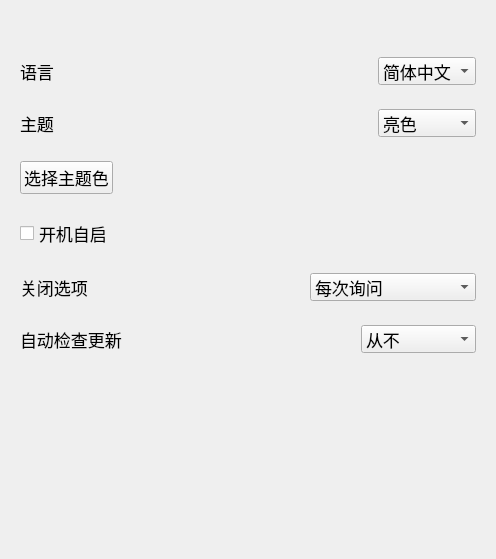
This is resource/ui/settings_ui.ui in darkmatter2048/WindowsCleaner as Qt 5 draws it before an edit. The edited form follows.
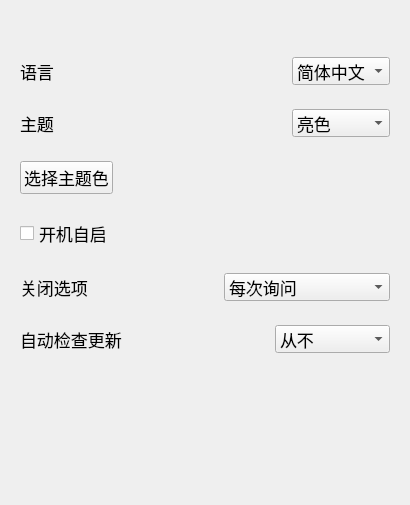
This is the edited form. Custom widgets are drawn as their Qt base class.

Diff of the .ui file:
```diff
--- a/resource/ui/settings_ui.ui
+++ b/resource/ui/settings_ui.ui
@@ -6,8 +6,8 @@
    <rect>
     <x>0</x>
     <y>0</y>
-    <width>496</width>
-    <height>559</height>
+    <width>410</width>
+    <height>505</height>
    </rect>
   </property>
   <property name="windowTitle">
@@ -16,6 +16,11 @@
   <layout class="QGridLayout" name="gridLayout_7">
    <item row="2" column="1">
     <widget class="CardWidget" name="widget_5" native="true">
+     <property name="font">
+      <font>
+       <family>Microsoft YaHei UI</family>
+      </font>
+     </property>
      <layout class="QGridLayout" name="gridLayout_5">
       <item row="0" column="0">
        <layout class="QHBoxLayout" name="horizontalLayout_10">
@@ -33,6 +38,11 @@
         </item>
         <item>
          <spacer name="horizontalSpacer_10">
+          <property name="font">
+           <font>
+            <family>Microsoft YaHei UI</family>
+           </font>
+          </property>
           <property name="orientation">
            <enum>Qt::Horizontal</enum>
           </property>
@@ -48,6 +58,7 @@
          <widget class="ComboBox" name="comboBox_7">
           <property name="font">
            <font>
+            <family>Microsoft YaHei UI</family>
             <pointsize>13</pointsize>
            </font>
           </property>
@@ -75,6 +86,11 @@
    </item>
    <item row="3" column="1">
     <widget class="CardWidget" name="widget_4" native="true">
+     <property name="font">
+      <font>
+       <family>Microsoft YaHei UI</family>
+      </font>
+     </property>
      <layout class="QGridLayout" name="gridLayout_4">
       <item row="0" column="0">
        <layout class="QHBoxLayout" name="horizontalLayout_12">
@@ -105,6 +121,11 @@
         </item>
         <item>
          <spacer name="horizontalSpacer_12">
+          <property name="font">
+           <font>
+            <family>Microsoft YaHei UI</family>
+           </font>
+          </property>
           <property name="orientation">
            <enum>Qt::Horizontal</enum>
           </property>
@@ -123,6 +144,11 @@
    </item>
    <item row="4" column="1">
     <widget class="CardWidget" name="widget_3" native="true">
+     <property name="font">
+      <font>
+       <family>Microsoft YaHei UI</family>
+      </font>
+     </property>
      <layout class="QGridLayout" name="gridLayout_3">
       <item row="0" column="0">
        <layout class="QHBoxLayout" name="horizontalLayout_7">
@@ -140,6 +166,11 @@
         </item>
         <item>
          <spacer name="horizontalSpacer_7">
+          <property name="font">
+           <font>
+            <family>Microsoft YaHei UI</family>
+           </font>
+          </property>
           <property name="orientation">
            <enum>Qt::Horizontal</enum>
           </property>
@@ -158,6 +189,11 @@
    </item>
    <item row="5" column="1">
     <widget class="CardWidget" name="widget_2" native="true">
+     <property name="font">
+      <font>
+       <family>Microsoft YaHei UI</family>
+      </font>
+     </property>
      <layout class="QGridLayout" name="gridLayout_2">
       <item row="0" column="0">
        <layout class="QHBoxLayout" name="horizontalLayout_8">
@@ -175,6 +211,11 @@
         </item>
         <item>
          <spacer name="horizontalSpacer_8">
+          <property name="font">
+           <font>
+            <family>Microsoft YaHei UI</family>
+           </font>
+          </property>
           <property name="orientation">
            <enum>Qt::Horizontal</enum>
           </property>
@@ -190,6 +231,7 @@
          <widget class="ComboBox" name="comboBox_5">
           <property name="font">
            <font>
+            <family>Microsoft YaHei UI</family>
             <pointsize>13</pointsize>
            </font>
           </property>
@@ -217,6 +259,11 @@
    </item>
    <item row="6" column="1">
     <widget class="CardWidget" name="widget" native="true">
+     <property name="font">
+      <font>
+       <family>Microsoft YaHei UI</family>
+      </font>
+     </property>
      <layout class="QGridLayout" name="gridLayout">
       <item row="0" column="0">
        <layout class="QHBoxLayout" name="horizontalLayout_9">
@@ -234,6 +281,11 @@
         </item>
         <item>
          <spacer name="horizontalSpacer_9">
+          <property name="font">
+           <font>
+            <family>Microsoft YaHei UI</family>
+           </font>
+          </property>
           <property name="orientation">
            <enum>Qt::Horizontal</enum>
           </property>
@@ -249,6 +301,7 @@
          <widget class="ComboBox" name="comboBox_6">
           <property name="font">
            <font>
+            <family>Microsoft YaHei UI</family>
             <pointsize>13</pointsize>
            </font>
           </property>
@@ -276,6 +329,11 @@
    </item>
    <item row="7" column="1">
     <spacer name="verticalSpacer">
+     <property name="font">
+      <font>
+       <family>Microsoft YaHei UI</family>
+      </font>
+     </property>
      <property name="orientation">
       <enum>Qt::Vertical</enum>
      </property>
@@ -289,6 +347,11 @@
    </item>
    <item row="1" column="1">
     <widget class="CardWidget" name="widget_6" native="true">
+     <property name="font">
+      <font>
+       <family>Microsoft YaHei UI</family>
+      </font>
+     </property>
      <layout class="QGridLayout" name="gridLayout_6">
       <item row="0" column="0">
        <layout class="QHBoxLayout" name="horizontalLayout_11">
@@ -306,6 +369,11 @@
         </item>
         <item>
          <spacer name="horizontalSpacer_11">
+          <property name="font">
+           <font>
+            <family>Microsoft YaHei UI</family>
+           </font>
+          </property>
           <property name="orientation">
            <enum>Qt::Horizontal</enum>
           </property>
@@ -321,6 +389,7 @@
          <widget class="ComboBox" name="comboBox_8">
           <property name="font">
            <font>
+            <family>Microsoft YaHei UI</family>
             <pointsize>13</pointsize>
            </font>
           </property>
@@ -344,6 +413,11 @@
        <height>31</height>
       </size>
      </property>
+     <property name="font">
+      <font>
+       <family>Microsoft YaHei UI</family>
+      </font>
+     </property>
      <property name="text">
       <string/>
      </property>
@@ -357,16 +431,6 @@
    <extends>QLabel</extends>
    <header>qfluentwidgets</header>
   </customwidget>
-  <customwidget>
-   <class>ComboBox</class>
-   <extends>QComboBox</extends>
-   <header>qfluentwidgets</header>
-  </customwidget>
-  <customwidget>
-   <class>CheckBox</class>
-   <extends>QCheckBox</extends>
-   <header>qfluentwidgets</header>
-  </customwidget>
   <customwidget>
    <class>PrimaryPushButton</class>
    <extends>QPushButton</extends>
@@ -378,6 +442,16 @@
    <header>qfluentwidgets</header>
    <container>1</container>
   </customwidget>
+  <customwidget>
+   <class>ComboBox</class>
+   <extends>QComboBox</extends>
+   <header>qfluentwidgets</header>
+  </customwidget>
+  <customwidget>
+   <class>CheckBox</class>
+   <extends>QCheckBox</extends>
+   <header>qfluentwidgets</header>
+  </customwidget>
  </customwidgets>
  <resources/>
  <connections/>
```
Left out of the diff: 11 changed lines with no effect on the pictures.
